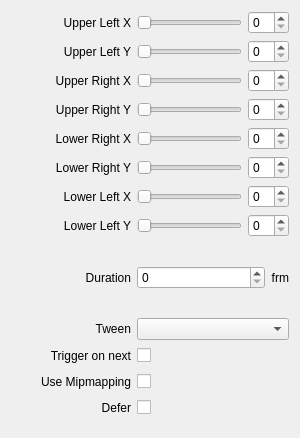
Before: the Qt Designer form src/Widgets/Inspector/InspectorPerspectiveWidget.ui in CasparCG/client, drawn with Qt 5.
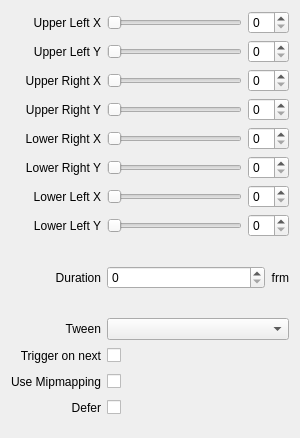
After: the same form once the commit is applied.

Commit message: Remove minimumSize constraint from labels

Diff of the .ui file:
```diff
--- a/src/Widgets/Inspector/InspectorPerspectiveWidget.ui
+++ b/src/Widgets/Inspector/InspectorPerspectiveWidget.ui
@@ -46,12 +46,6 @@
    </item>
    <item row="8" column="0">
     <widget class="QLabel" name="labelTransitionDuration">
-     <property name="minimumSize">
-      <size>
-       <width>120</width>
-       <height>0</height>
-      </size>
-     </property>
      <property name="text">
       <string>Duration</string>
      </property>
@@ -62,12 +56,6 @@
    </item>
    <item row="9" column="0">
     <widget class="QLabel" name="labelEasing">
-     <property name="minimumSize">
-      <size>
-       <width>120</width>
-       <height>0</height>
-      </size>
-     </property>
      <property name="text">
       <string>Tween</string>
      </property>
@@ -112,12 +100,6 @@
    </item>
    <item row="2" column="0">
     <widget class="QLabel" name="labelUpperRightX">
-     <property name="minimumSize">
-      <size>
-       <width>120</width>
-       <height>0</height>
-      </size>
-     </property>
      <property name="text">
       <string>Upper Right X</string>
      </property>
@@ -128,12 +110,6 @@
    </item>
    <item row="3" column="0">
     <widget class="QLabel" name="labelUpperRightY">
-     <property name="minimumSize">
-      <size>
-       <width>120</width>
-       <height>0</height>
-      </size>
-     </property>
      <property name="text">
       <string>Upper Right Y</string>
      </property>
@@ -144,12 +120,6 @@
    </item>
    <item row="1" column="0">
     <widget class="QLabel" name="labelUpperLeftY">
-     <property name="minimumSize">
-      <size>
-       <width>120</width>
-       <height>0</height>
-      </size>
-     </property>
      <property name="text">
       <string>Upper Left Y</string>
      </property>
@@ -160,12 +130,6 @@
    </item>
    <item row="0" column="0">
     <widget class="QLabel" name="labelUpperLeftX">
-     <property name="minimumSize">
-      <size>
-       <width>120</width>
-       <height>0</height>
-      </size>
-     </property>
      <property name="text">
       <string>Upper Left X</string>
      </property>
@@ -189,12 +153,6 @@
    </item>
    <item row="11" column="0">
     <widget class="QLabel" name="labelUseMipmap">
-     <property name="minimumSize">
-      <size>
-       <width>120</width>
-       <height>0</height>
-      </size>
-     </property>
      <property name="text">
       <string>Use Mipmapping</string>
      </property>
@@ -248,12 +206,6 @@
    </item>
    <item row="4" column="0">
     <widget class="QLabel" name="labelLowerRightX">
-     <property name="minimumSize">
-      <size>
-       <width>120</width>
-       <height>0</height>
-      </size>
-     </property>
      <property name="text">
       <string>Lower Right X</string>
      </property>
@@ -264,12 +216,6 @@
    </item>
    <item row="5" column="0">
     <widget class="QLabel" name="labelLowerRightY">
-     <property name="minimumSize">
-      <size>
-       <width>120</width>
-       <height>0</height>
-      </size>
-     </property>
      <property name="text">
       <string>Lower Right Y</string>
      </property>
@@ -280,12 +226,6 @@
    </item>
    <item row="6" column="0">
     <widget class="QLabel" name="labelLowerLeftX">
-     <property name="minimumSize">
-      <size>
-       <width>120</width>
-       <height>0</height>
-      </size>
-     </property>
      <property name="text">
       <string>Lower Left X</string>
      </property>
@@ -303,12 +243,6 @@
    </item>
    <item row="10" column="0">
     <widget class="QLabel" name="labelTriggerOnNext">
-     <property name="minimumSize">
-      <size>
-       <width>120</width>
-       <height>0</height>
-      </size>
-     </property>
      <property name="text">
       <string>Trigger on next</string>
      </property>
@@ -322,12 +256,6 @@
    </item>
    <item row="7" column="0">
     <widget class="QLabel" name="labelLowerLeftY">
-     <property name="minimumSize">
-      <size>
-       <width>120</width>
-       <height>0</height>
-      </size>
-     </property>
      <property name="text">
       <string>Lower Left Y</string>
      </property>
@@ -358,12 +286,6 @@
    </item>
    <item row="12" column="0">
     <widget class="QLabel" name="labelDefer">
-     <property name="minimumSize">
-      <size>
-       <width>120</width>
-       <height>0</height>
-      </size>
-     </property>
      <property name="text">
       <string>Defer</string>
      </property>
```
The commit also changes 53 other files.
